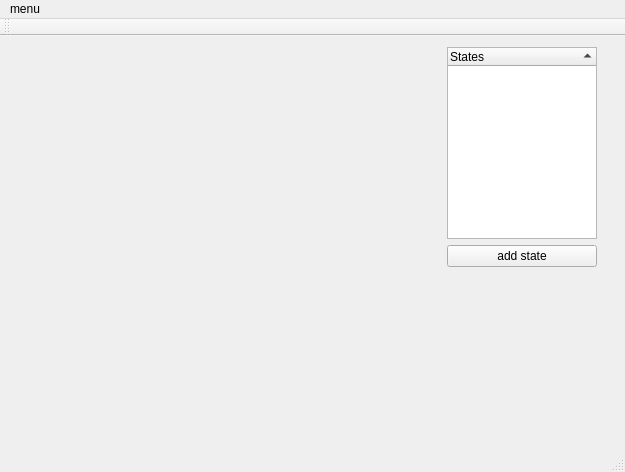
This is mainwindow.ui in Gitmoko/CNSEditor as Qt 5 draws it before an edit. The edited form follows.
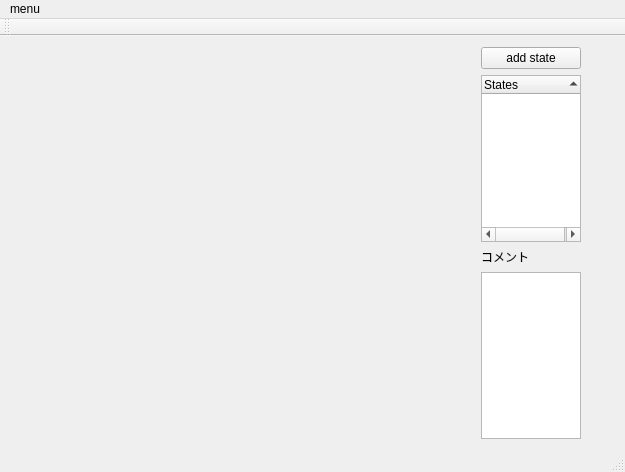
This is the edited form. Custom widgets are drawn as their Qt base class.

```diff
--- a/mainwindow.ui
+++ b/mainwindow.ui
@@ -21,7 +21,55 @@
     <property name="sizeConstraint">
      <enum>QLayout::SetDefaultConstraint</enum>
     </property>
-    <item row="0" column="1">
+    <item row="4" column="0">
+     <widget class="CSubs" name="widget_2" native="true">
+      <property name="sizePolicy">
+       <sizepolicy hsizetype="Preferred" vsizetype="Preferred">
+        <horstretch>0</horstretch>
+        <verstretch>0</verstretch>
+       </sizepolicy>
+      </property>
+      <property name="maximumSize">
+       <size>
+        <width>400</width>
+        <height>16777215</height>
+       </size>
+      </property>
+      <property name="layoutDirection">
+       <enum>Qt::LeftToRight</enum>
+      </property>
+     </widget>
+    </item>
+    <item row="1" column="0">
+     <widget class="child" name="widget" native="true">
+      <property name="sizePolicy">
+       <sizepolicy hsizetype="Preferred" vsizetype="Preferred">
+        <horstretch>0</horstretch>
+        <verstretch>0</verstretch>
+       </sizepolicy>
+      </property>
+      <property name="maximumSize">
+       <size>
+        <width>400</width>
+        <height>16777215</height>
+       </size>
+      </property>
+     </widget>
+    </item>
+    <item row="0" column="2">
+     <widget class="QPushButton" name="pushButton">
+      <property name="maximumSize">
+       <size>
+        <width>100</width>
+        <height>16777215</height>
+       </size>
+      </property>
+      <property name="text">
+       <string>add state</string>
+      </property>
+     </widget>
+    </item>
+    <item row="1" column="2">
      <widget class="QTreeWidget" name="treeWidget">
       <property name="sizePolicy">
        <sizepolicy hsizetype="Fixed" vsizetype="Preferred">
@@ -31,7 +79,7 @@
       </property>
       <property name="maximumSize">
        <size>
-        <width>150</width>
+        <width>100</width>
         <height>16777215</height>
        </size>
       </property>
@@ -48,45 +96,20 @@
       </column>
      </widget>
     </item>
-    <item row="0" column="0">
-     <widget class="child" name="widget" native="true">
-      <property name="sizePolicy">
-       <sizepolicy hsizetype="Preferred" vsizetype="Preferred">
-        <horstretch>0</horstretch>
-        <verstretch>0</verstretch>
-       </sizepolicy>
-      </property>
-      <property name="maximumSize">
-       <size>
-        <width>400</width>
-        <height>16777215</height>
-       </size>
-      </property>
-     </widget>
-    </item>
-    <item row="3" column="0">
-     <widget class="CSubs" name="widget_2" native="true">
-      <property name="sizePolicy">
-       <sizepolicy hsizetype="Preferred" vsizetype="Preferred">
-        <horstretch>0</horstretch>
-        <verstretch>0</verstretch>
-       </sizepolicy>
-      </property>
-      <property name="maximumSize">
-       <size>
-        <width>400</width>
-        <height>16777215</height>
-       </size>
-      </property>
-      <property name="layoutDirection">
-       <enum>Qt::LeftToRight</enum>
-      </property>
-     </widget>
-    </item>
-    <item row="1" column="1">
-     <widget class="QPushButton" name="pushButton">
+    <item row="2" column="2">
+     <widget class="QLabel" name="label">
       <property name="text">
-       <string>add state</string>
+       <string>コメント</string>
+      </property>
+     </widget>
+    </item>
+    <item row="4" column="2">
+     <widget class="QTextEdit" name="textEdit">
+      <property name="maximumSize">
+       <size>
+        <width>100</width>
+        <height>16777215</height>
+       </size>
       </property>
      </widget>
     </item>
```
Left out of the diff: 24 changed lines with no effect on the pictures.
